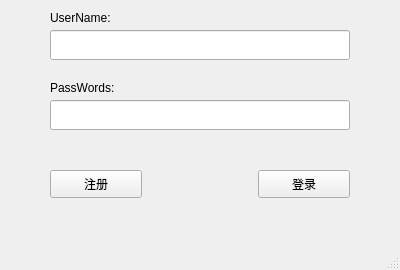
The window that sign.ui (been-lu/RuMo) describes before a commit, drawn with Qt 5.
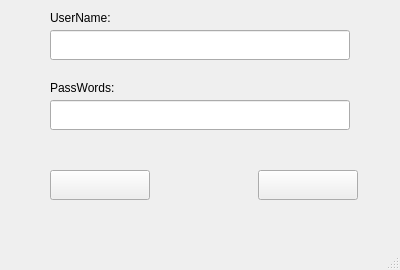
The same window after the commit. Icons and pictures are not drawn.

```diff
--- a/sign.ui
+++ b/sign.ui
@@ -11,7 +11,13 @@
    </rect>
   </property>
   <property name="windowTitle">
-   <string>不要进来啊！</string>
+   <string>登录</string>
+  </property>
+  <property name="iconSize">
+   <size>
+    <width>300</width>
+    <height>270</height>
+   </size>
   </property>
   <widget class="QWidget" name="centralwidget">
    <widget class="QPushButton" name="pushButton">
@@ -19,12 +25,22 @@
      <rect>
       <x>50</x>
       <y>170</y>
-      <width>92</width>
-      <height>28</height>
+      <width>100</width>
+      <height>30</height>
      </rect>
     </property>
     <property name="text">
-     <string>注册</string>
+     <string/>
+    </property>
+    <property name="icon">
+     <iconset resource="main_pic.qrc">
+      <normaloff>:/mainpic/pic/zhuce.png</normaloff>:/mainpic/pic/zhuce.png</iconset>
+    </property>
+    <property name="iconSize">
+     <size>
+      <width>100</width>
+      <height>30</height>
+     </size>
     </property>
    </widget>
    <widget class="QPushButton" name="pushButton_2">
@@ -32,12 +48,22 @@
      <rect>
       <x>258</x>
       <y>170</y>
-      <width>92</width>
-      <height>28</height>
+      <width>100</width>
+      <height>30</height>
      </rect>
     </property>
     <property name="text">
-     <string>登录</string>
+     <string/>
+    </property>
+    <property name="icon">
+     <iconset resource="main_pic.qrc">
+      <normaloff>:/mainpic/pic/denglu.png</normaloff>:/mainpic/pic/denglu.png</iconset>
+    </property>
+    <property name="iconSize">
+     <size>
+      <width>100</width>
+      <height>30</height>
+     </size>
     </property>
    </widget>
    <widget class="QLabel" name="label">
@@ -86,6 +112,38 @@
      </rect>
     </property>
    </widget>
+   <widget class="QLabel" name="label_3">
+    <property name="geometry">
+     <rect>
+      <x>0</x>
+      <y>0</y>
+      <width>400</width>
+      <height>270</height>
+     </rect>
+    </property>
+    <property name="minimumSize">
+     <size>
+      <width>400</width>
+      <height>270</height>
+     </size>
+    </property>
+    <property name="maximumSize">
+     <size>
+      <width>400</width>
+      <height>270</height>
+     </size>
+    </property>
+    <property name="text">
+     <string/>
+    </property>
+   </widget>
+   <zorder>label_3</zorder>
+   <zorder>pushButton</zorder>
+   <zorder>pushButton_2</zorder>
+   <zorder>label</zorder>
+   <zorder>label_2</zorder>
+   <zorder>lineEdit</zorder>
+   <zorder>lineEdit_2</zorder>
   </widget>
   <widget class="QMenuBar" name="menubar">
    <property name="geometry">
```
Left out of the diff: 4 changed lines with no effect on the pictures.
